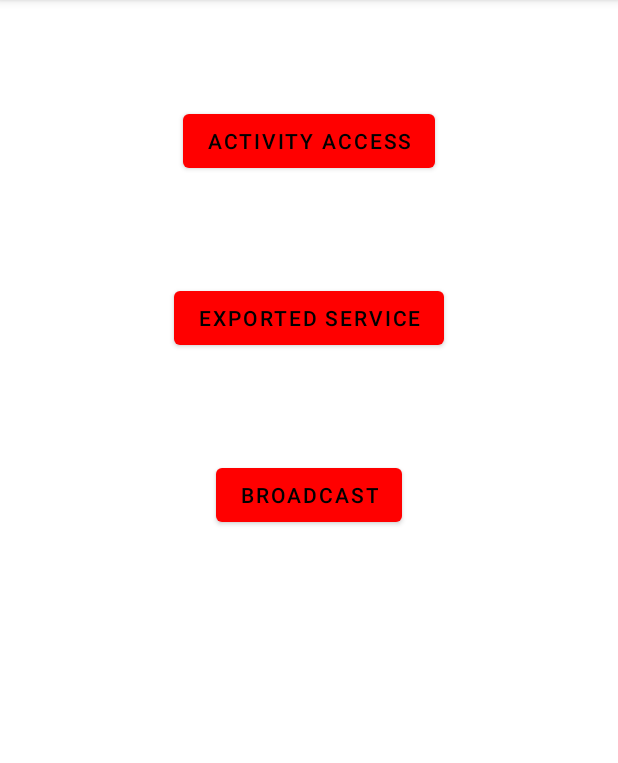
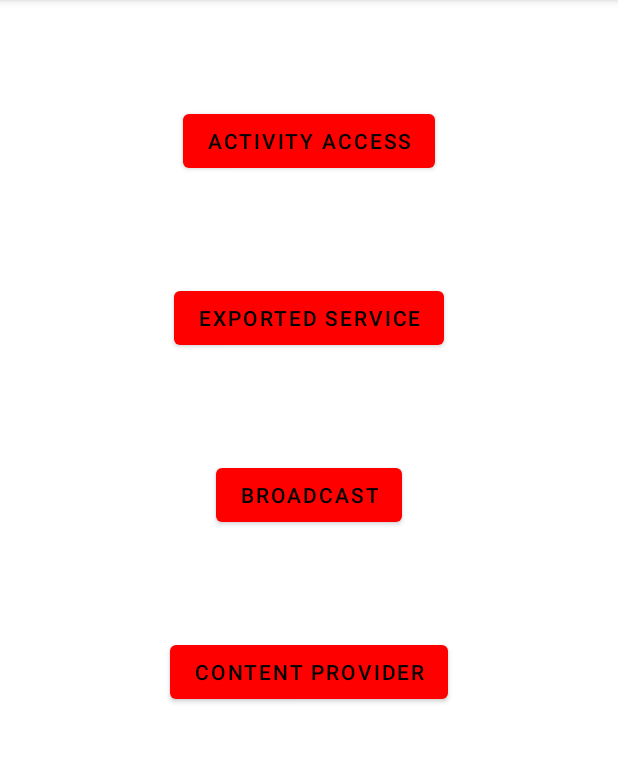
Before and after one commit to Vulnerable-applications-for-android/VulnerableAndroidApplication, an Android app: the screen it shows after launch (MainActivity), on a phone screen of 412 x 824 dp, the part 84-847 px from its top. Run offline under Robolectric (Android 15) with nearby library versions, the phone set to English and light mode, and no system bars.

Commit message:
Added vulnerable content provider.

```diff
--- a/MaliciousApplication/app/src/main/AndroidManifest.xml
+++ b/MaliciousApplication/app/src/main/AndroidManifest.xml
@@ -23,6 +23,8 @@
         </activity>
         <activity android:name=".BroadcastActivity">
         </activity>
+        <activity android:name=".ContentProviderActivity">
+        </activity>
     </application>
 
 </manifest>
--- a/MaliciousApplication/app/src/main/java/com/example/maliciousapplication/MainActivity.kt
+++ b/MaliciousApplication/app/src/main/java/com/example/maliciousapplication/MainActivity.kt
@@ -25,4 +25,9 @@ class MainActivity : AppCompatActivity() {
         val intent = Intent(this, BroadcastActivity::class.java)
         startActivity(intent)
     }
+
+    fun buttonContentProviderOnclick(view: View) {
+        val intent = Intent(this, ContentProviderActivity::class.java)
+        startActivity(intent)
+    }
 }
--- a/MaliciousApplication/app/src/main/res/layout/activity_main.xml
+++ b/MaliciousApplication/app/src/main/res/layout/activity_main.xml
@@ -31,4 +31,13 @@
         android:onClick="buttonBroadcastOnclick"
         android:text="@string/broadcast"
         android:layout_marginTop="70dp"/>
+
+    <com.google.android.material.button.MaterialButton
+        android:id="@+id/button_content_provider"
+        android:layout_width="wrap_content"
+        android:layout_height="wrap_content"
+        android:layout_gravity="center"
+        android:onClick="buttonContentProviderOnclick"
+        android:text="@string/content_provider"
+        android:layout_marginTop="70dp"/>
 </androidx.appcompat.widget.LinearLayoutCompat>
--- a/MaliciousApplication/app/src/main/res/values/strings.xml
+++ b/MaliciousApplication/app/src/main/res/values/strings.xml
@@ -8,4 +8,7 @@
     <string name="broadcast">Broadcast</string>
     <string name="exported_service">Exported Service</string>
     <string name="activity_access">Activity Access</string>
+    <string name="name">Name</string>
+    <string name="add_maliciously_sms_message">Add maliciously SMS message</string>
+    <string name="content_provider">Content Provider</string>
 </resources>
```
Also changed, not shown: MaliciousApplication/app/src/main/java/com/example/maliciousapplication/ContentProviderActivity.kt (added, +34 -0 lines), MaliciousApplication/app/src/main/res/layout/activity_content_provider.xml (added, +45 -0 lines).
